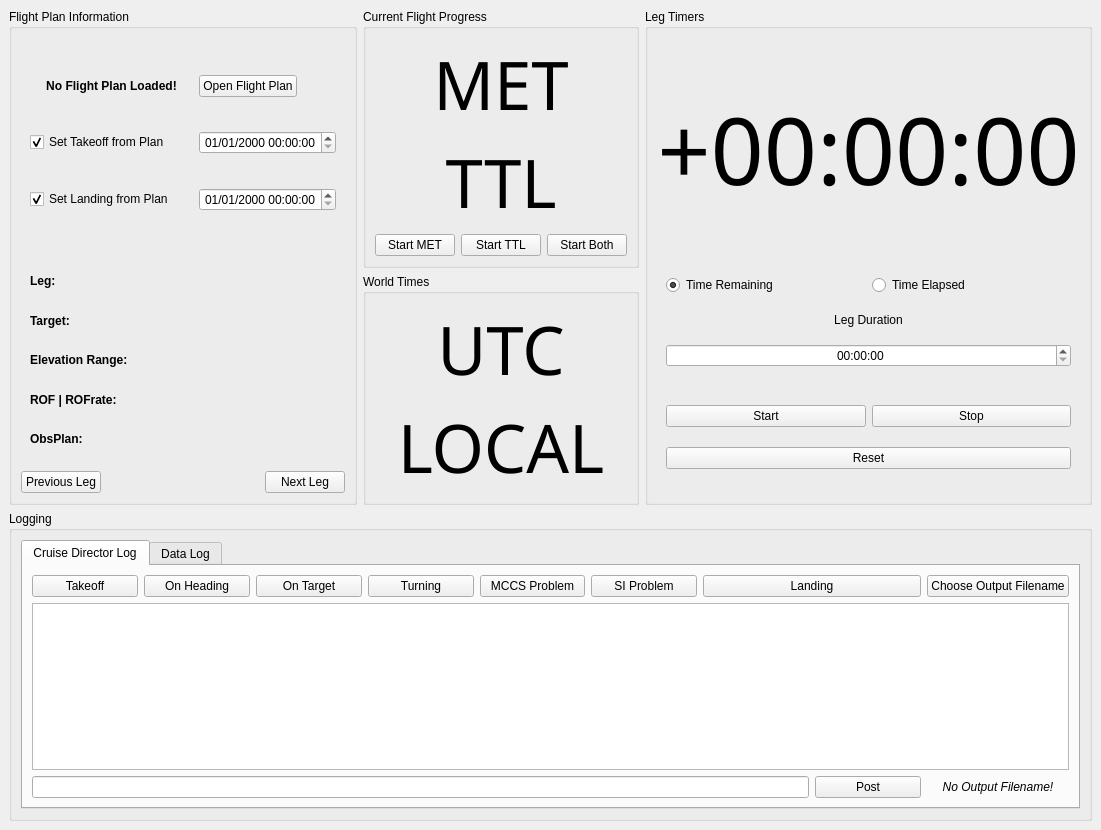
The window that SOFIACruiseTools/Director/SOFIACruiseDirectorPanel.ui (astrobokonon/SOFIACruiseTools) describes before a commit, drawn with Qt 5.
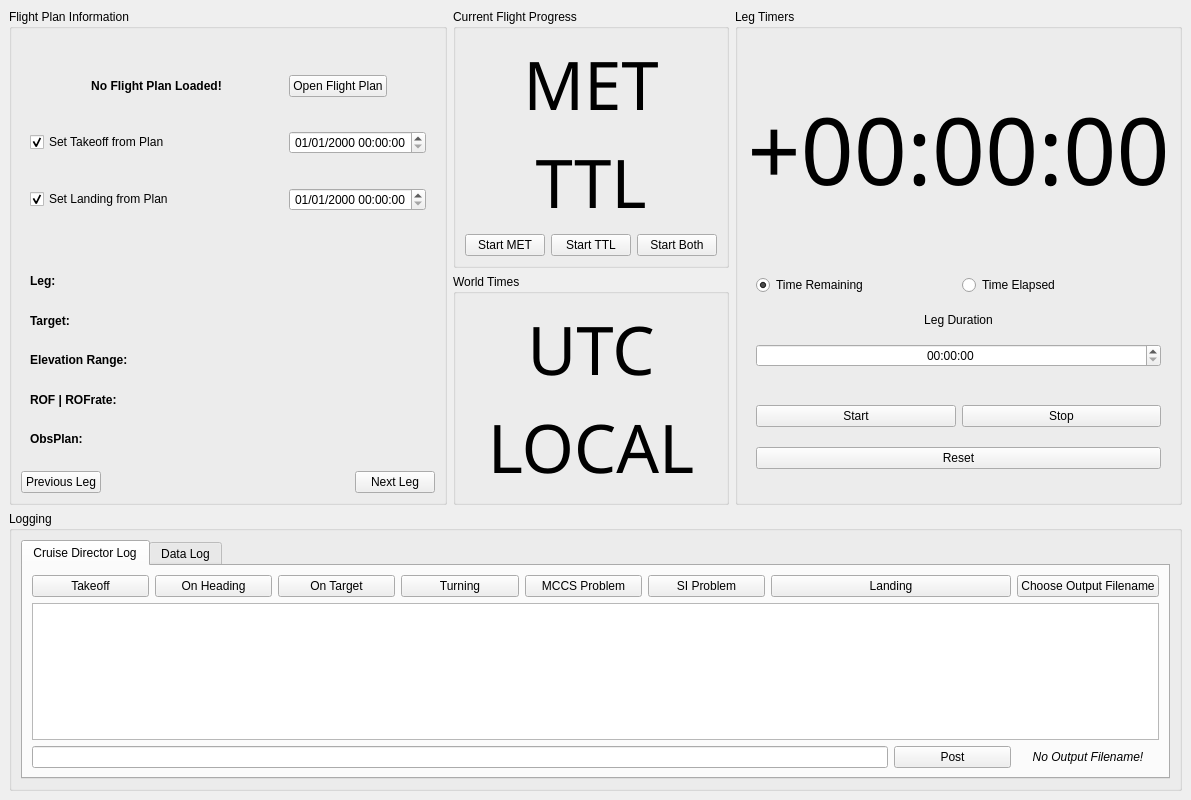
The same window after the commit. The open tabs and pages were chosen to show the change.

Commit message: Director is now PEP compliant

The edit to the form file:
```diff
--- a/SOFIACruiseTools/Director/SOFIACruiseDirectorPanel.ui
+++ b/SOFIACruiseTools/Director/SOFIACruiseDirectorPanel.ui
@@ -6,8 +6,8 @@
    <rect>
     <x>0</x>
     <y>0</y>
-    <width>1101</width>
-    <height>830</height>
+    <width>1191</width>
+    <height>755</height>
    </rect>
   </property>
   <property name="windowTitle">
@@ -545,7 +545,7 @@
     <item row="1" column="2">
      <widget class="QGroupBox" name="TimesWorld">
       <property name="title">
-       <string>World Times</string>
+       <string>World Times </string>
       </property>
       <layout class="QGridLayout" name="gridLayout_5">
        <item row="0" column="0">
@@ -670,8 +670,8 @@
               <string>&lt;!DOCTYPE HTML PUBLIC &quot;-//W3C//DTD HTML 4.0//EN&quot; &quot;http://www.w3.org/TR/REC-html40/strict.dtd&quot;&gt;
 &lt;html&gt;&lt;head&gt;&lt;meta name=&quot;qrichtext&quot; content=&quot;1&quot; /&gt;&lt;style type=&quot;text/css&quot;&gt;
 p, li { white-space: pre-wrap; }
-&lt;/style&gt;&lt;/head&gt;&lt;body style=&quot; font-family:'.Lucida Grande UI'; font-size:13pt; font-weight:400; font-style:normal;&quot;&gt;
-&lt;p style=&quot;-qt-paragraph-type:empty; margin-top:0px; margin-bottom:0px; margin-left:0px; margin-right:0px; -qt-block-indent:0; text-indent:0px;&quot;&gt;&lt;br /&gt;&lt;/p&gt;&lt;/body&gt;&lt;/html&gt;</string>
+&lt;/style&gt;&lt;/head&gt;&lt;body style=&quot; font-family:'.SF NS Text'; font-size:13pt; font-weight:400; font-style:normal;&quot;&gt;
+&lt;p style=&quot;-qt-paragraph-type:empty; margin-top:0px; margin-bottom:0px; margin-left:0px; margin-right:0px; -qt-block-indent:0; text-indent:0px; font-family:'.Lucida Grande UI';&quot;&gt;&lt;br /&gt;&lt;/p&gt;&lt;/body&gt;&lt;/html&gt;</string>
              </property>
             </widget>
            </item>
```
Left out of the diff: 73 changed lines with no effect on the pictures. The commit also changes 3 other files.
